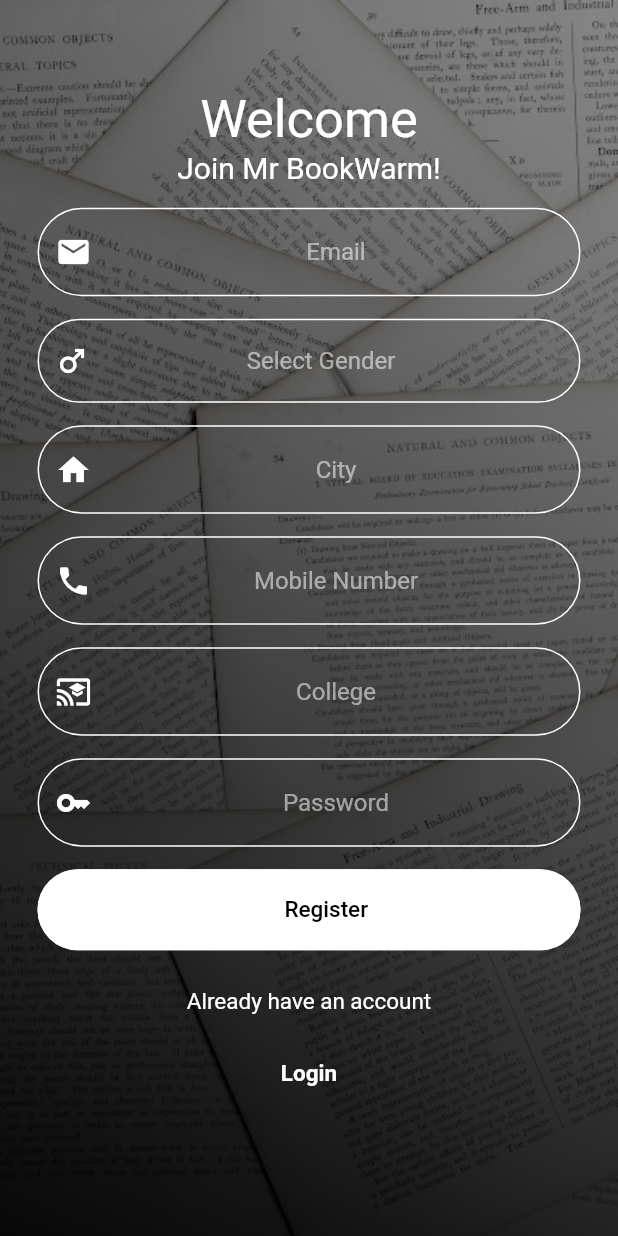
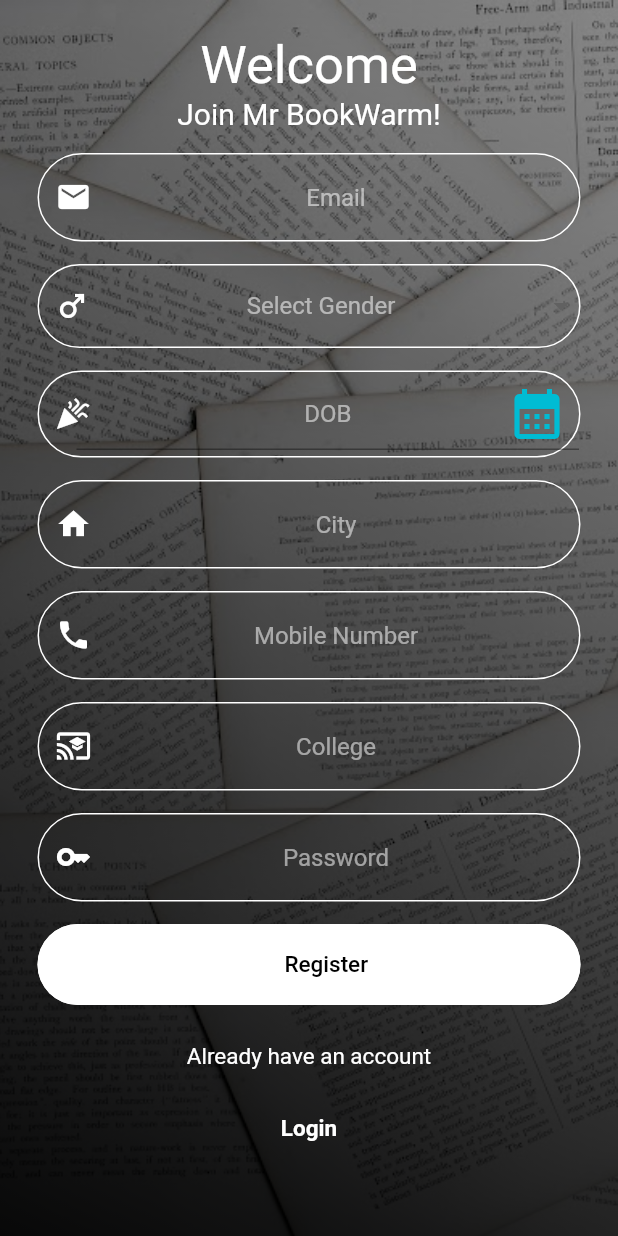
Before and after one commit to kubersingh-dew/login_tutorial, a Flutter app: the screen it shows after launch, after a tap on "Create Account", on a phone screen of 412 x 824 dp. Run offline on Flutter 3.47's test engine with Material 2 defaults, Android fonts, the phone set to English and light mode, and no system bars; our stand-ins replace firebase_auth, fluttertoast, google_sign_in; accounts and stored records are empty.

Commit message:
date picker

```diff
--- /dev/null
+++ b/lib/login/views/DateTextView.dart
@@ -0,0 +1,94 @@
+import 'package:flutter/material.dart';
+
+class DateTextView extends StatelessWidget {
+  const DateTextView({super.key, required this.hintText, required this.icon,
+   required this.controller});
+  final String hintText;
+  final IconData icon;
+  final TextEditingController controller;
+
+  @override
+  Widget build(BuildContext context) {
+    return Padding(padding: const EdgeInsets.only(top: 15, left: 25, right: 25 ),
+      child: SizedBox (
+        width: double.infinity,
+        child: Container(
+            decoration: BoxDecoration(
+                borderRadius: BorderRadius.circular(30.0),
+                border: Border.all(
+                    color: Colors.white)),
+            child:Stack(
+                alignment: Alignment.centerLeft,
+                children: <Widget>[
+                  Padding(padding: const EdgeInsets.fromLTRB(10, 15, 0, 15),
+                    child: Icon(icon, color: Colors.white),
+                  ),
+                  Center(
+                    child: Padding( padding: const EdgeInsets.only(left: 25),
+                      child: TextField(
+                        controller: controller,
+                        autofocus: false,
+                        readOnly: true,
+                        style: const TextStyle(color: Colors.white),
+                        textAlign: TextAlign.center,
+                        decoration: InputDecoration(
+                          hintText: hintText,
+                          alignLabelWithHint: true,
+                          hintStyle: const TextStyle(color: Colors.white54),
+                          ),
+                      )
+                    ),
+                  ),
+                  Align(
+                    alignment: Alignment.centerRight,
+                    child: IconButton(
+                      iconSize: 40,
+                      icon: const Icon(Icons.calendar_month, color: Colors.cyan,),
+                      onPressed: () { _selectDate(context); },
+                    ),
+                  )
+                ]
+            )
+        ),
+      ),
+    );
+
+    /*return Padding(padding: const EdgeInsets.only(top: 15, left: 25, right: 25 ),
+        child: TextField(
+          controller: controller,
+          readOnly: true,
+          style: const TextStyle(color: Colors.white),
+          textAlign: TextAlign.center,
+          decoration: InputDecoration(
+            hintText: hintText,
+            alignLabelWithHint: true,
+            hintStyle: const TextStyle(color: Colors.white54),
+            prefixIcon: Icon(icon, color: Colors.white,),
+            enabledBorder: const OutlineInputBorder(
+              borderRadius: BorderRadius.all(Radius.circular(30.0)),
+              borderSide: BorderSide(color: Colors.white,),
+            ),
+            focusedBorder: const OutlineInputBorder(
+              borderRadius: BorderRadius.all(Radius.circular(30.0)),
+              borderSide: BorderSide(color: Colors.white),
+            ),
+          ),
+        )
+    );*/
+
+  }
+
+  Future<void> _selectDate(BuildContext context) async {
+    final DateTime? picked = await showDatePicker(
+        context: context,
+        initialDate: DateTime.now(),
+        firstDate: DateTime(1700, 8),
+        lastDate: DateTime.now());
+    if (picked != null) {
+      controller.text = "${picked.toLocal()}".split(' ')[0];
+    }
+  }
+
+
+
+}
--- a/lib/login/views/LoginRegisterView.dart
+++ b/lib/login/views/LoginRegisterView.dart
@@ -1,4 +1,5 @@
 import 'package:flutter/material.dart';
+import 'package:login_tutorial/login/views/DateTextView.dart';
 import 'package:login_tutorial/login/views/DropDownView.dart';
 
 import '../../utils/NavigationManager.dart';
@@ -26,6 +27,7 @@ class LoginRegisterViewState extends State implements OnPressEvent, DropDownEven
   final mobileController = TextEditingController();
   final eduController = TextEditingController();
   final passController = TextEditingController();
+  final dobController = TextEditingController();
   List<String> gender = ["Male", "Female"];
   String? selectedGender;
 
@@ -42,8 +44,9 @@ class LoginRegisterViewState extends State implements OnPressEvent, DropDownEven
             EditTextView(hintText: "Email", icon: Icons.email, controller: emailController,keyboardType: TextInputType.emailAddress,),
             DropDownView(list: gender, icon: Icons.male, hintValue: "Select Gender",
                 textColor: Colors.white, eventCode: genderDropDownEvent, event: this,),
+            DateTextView(hintText: "DOB", icon: Icons.celebration, controller: dobController),
             EditTextView(hintText: "City", icon: Icons.home, controller: cityController),
-            EditTextView(hintText: "Mobile Number", icon: Icons.phone, controller: mobileController, keyboardType: TextInputType.phone,),
+            EditTextView(hintText: "Mobile Number", icon: Icons.phone, controller: mobileController, keyboardType: TextInputType.phone),
             EditTextView(hintText: "College", icon: Icons.cast_for_education, controller: eduController),
             EditTextView(hintText: "Password", icon: Icons.key, controller: passController, isPassword: true,),
             ButtonView(text: "Register",event: this, eventCode: registerEvent,
@@ -57,12 +60,13 @@ class LoginRegisterViewState extends State implements OnPressEvent, DropDownEven
   }
 
   checkAndValidateData() {
-    String email, city, mobile, college, pass;
+    String email, city, mobile, college, pass, dob;
     email = emailController.text;
     city = cityController.text;
     mobile = mobileController.text;
     college = eduController.text;
     pass = passController.text;
+    dob = dobController.text;
 
     if(email.isEmpty || pass.isEmpty || city.isEmpty || mobile.isEmpty || college.isEmpty) {
       Utils.showToast("Field Required.");
@@ -70,6 +74,10 @@ class LoginRegisterViewState extends State implements OnPressEvent, DropDownEven
     }
     if (!Utils.validateEmail(email)) {
       Utils.showToast("Invalid Email-ID");
+      return;
+    }
+    if (dob.isEmpty) {
+      Utils.showToast("Please select Date of birth");
       return;
     }
     if (selectedGender==null) {
```
